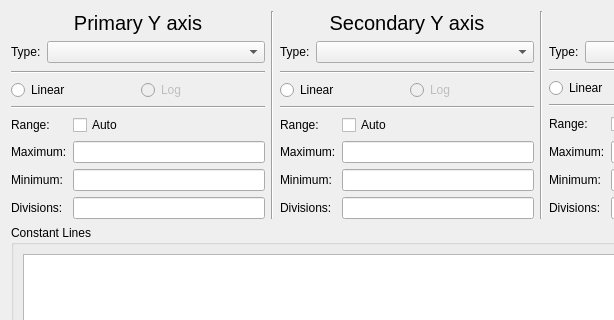
jankae/LibreVNA, file Software/PC_Application/LibreVNA-GUI/Traces/xyplotaxisdialog.ui: the form before one commit; both pictures show x 0 to 614 and y 0 to 320 of the 814 by 458 pixel window.
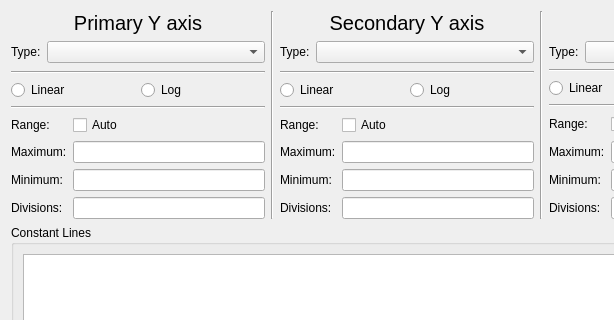
The form after the commit. Icons and pictures are not drawn. Custom widgets are drawn as their Qt base class.

Diff of the .ui file:
```diff
--- a/Software/PC_Application/LibreVNA-GUI/Traces/xyplotaxisdialog.ui
+++ b/Software/PC_Application/LibreVNA-GUI/Traces/xyplotaxisdialog.ui
@@ -75,7 +75,7 @@
          <item>
           <widget class="QRadioButton" name="Y1log">
            <property name="enabled">
-            <bool>false</bool>
+            <bool>true</bool>
            </property>
            <property name="text">
             <string>Log</string>
@@ -204,7 +204,7 @@
          <item>
           <widget class="QRadioButton" name="Y2log">
            <property name="enabled">
-            <bool>false</bool>
+            <bool>true</bool>
            </property>
            <property name="text">
             <string>Log</string>
```
Left out of the diff: 2 changed lines with no effect on the pictures.
